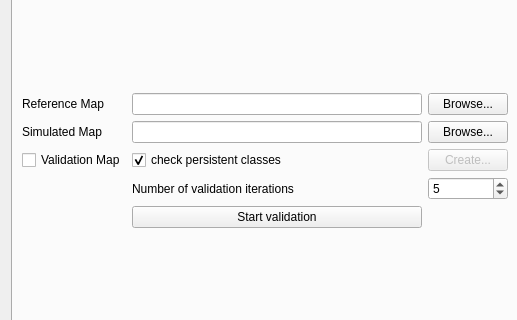
Before: the Qt Designer form ui/moluscedialogbase.ui in nextgis/qgis_molusce, drawn with Qt 5; both pictures show x 0 to 517 and y 97 to 417 of the 887 by 519 pixel window.
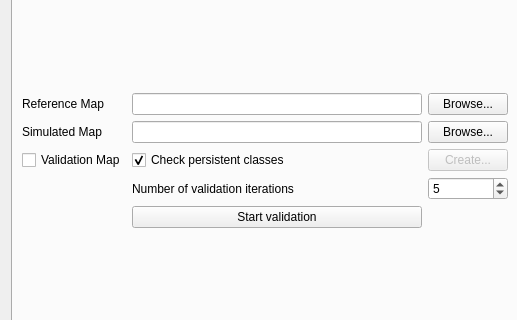
After: the same form once the commit is applied. Custom widgets are drawn as their Qt base class.

The edit to the form file:
```diff
--- a/ui/moluscedialogbase.ui
+++ b/ui/moluscedialogbase.ui
@@ -653,7 +653,7 @@
          <item row="3" column="1">
           <widget class="QCheckBox" name="chkCheckPersistentClasses">
            <property name="text">
-            <string>check persistent classes</string>
+            <string>Check persistent classes</string>
            </property>
            <property name="checked">
             <bool>true</bool>
```
